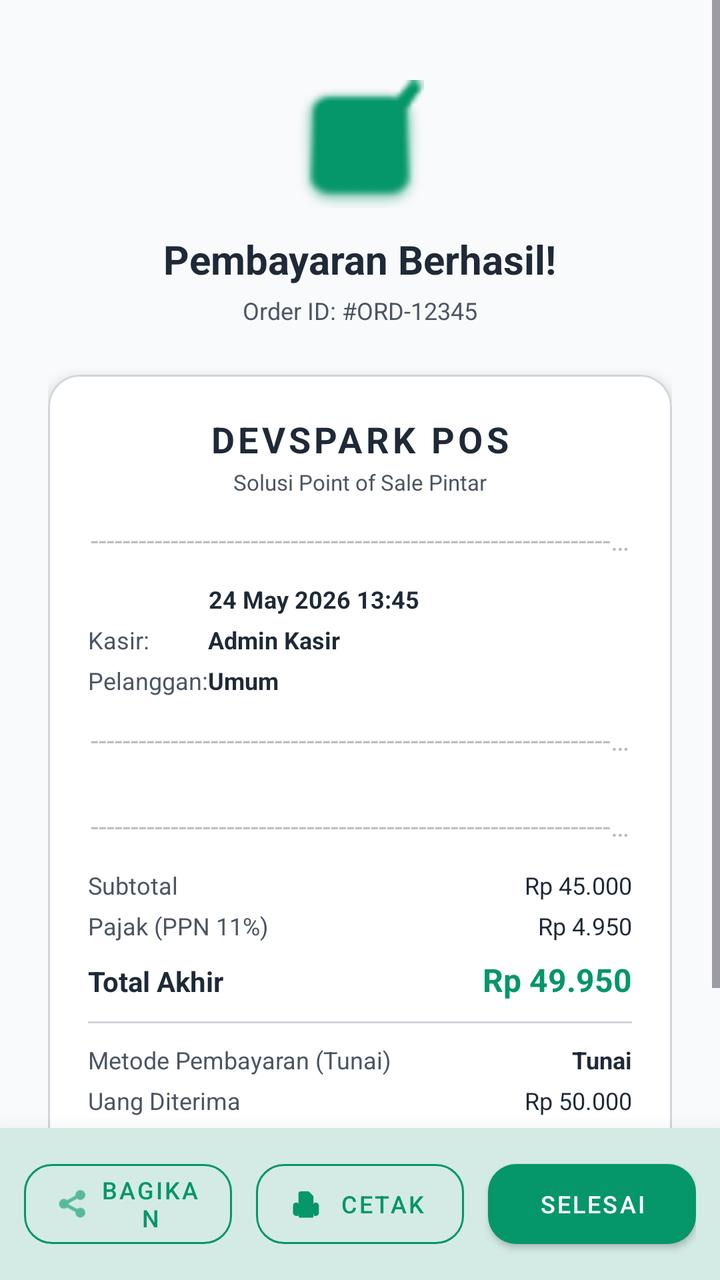
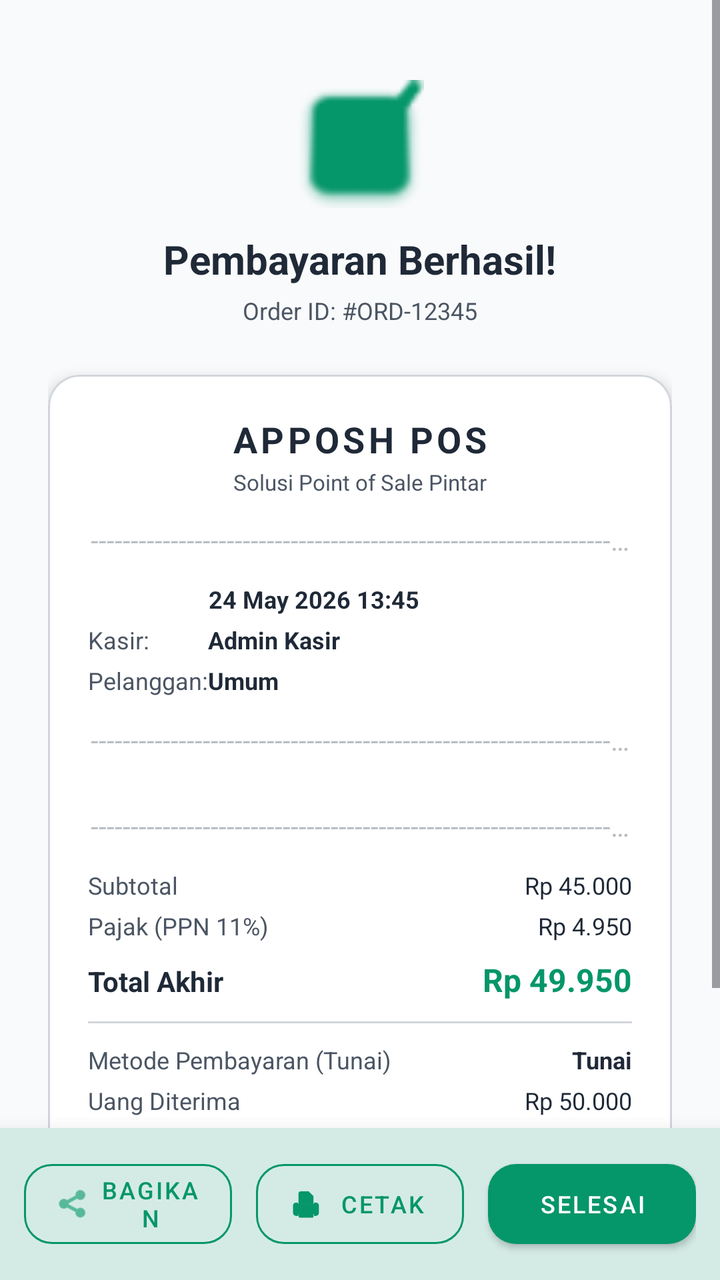

Two renders of the same Android screen: before a commit and after it. Below are the layout's source before the change and the commit's diff.
<!-- AndroidManifest.xml: application theme Theme.PenjualanDev -->
<!-- res/layout/activity_receipt.xml -->
<?xml version="1.0" encoding="utf-8"?>
<androidx.coordinatorlayout.widget.CoordinatorLayout
    xmlns:android="http://schemas.android.com/apk/res/android"
    xmlns:app="http://schemas.android.com/apk/res-auto"
    xmlns:tools="http://schemas.android.com/tools"
    android:layout_width="match_parent"
    android:layout_height="match_parent"
    android:background="?attr/colorSurface"
    tools:context=".ReceiptActivity">

    
    <ScrollView
        android:layout_width="match_parent"
        android:layout_height="match_parent"
        android:paddingBottom="100dp"
        android:clipToPadding="false">

        <LinearLayout
            android:layout_width="match_parent"
            android:layout_height="wrap_content"
            android:orientation="vertical"
            android:padding="24dp">

            
            <ImageView
                android:layout_width="64dp"
                android:layout_height="64dp"
                android:layout_gravity="center_horizontal"
                android:layout_marginTop="16dp"
                android:src="@android:drawable/checkbox_on_background"
                app:tint="?attr/colorPrimary" />

            <TextView
                android:layout_width="wrap_content"
                android:layout_height="wrap_content"
                android:layout_gravity="center_horizontal"
                android:layout_marginTop="12dp"
                android:text="Pembayaran Berhasil!"
                android:textColor="?attr/colorOnSurface"
                android:textSize="20sp"
                android:textStyle="bold" />

            <TextView
                android:id="@+id/tv_receipt_id"
                android:layout_width="wrap_content"
                android:layout_height="wrap_content"
                android:layout_gravity="center_horizontal"
                android:layout_marginTop="4dp"
                android:text="Order ID: #ORD-12345"
                android:textColor="?attr/colorOnSurfaceVariant"
                android:textSize="12sp" />

            
            <com.google.android.material.card.MaterialCardView
                android:layout_width="match_parent"
                android:layout_height="wrap_content"
                android:layout_marginTop="24dp"
                app:cardCornerRadius="16dp"
                app:cardElevation="4dp"
                app:strokeWidth="1dp"
                app:strokeColor="@color/colorOutlineStroke"
                app:cardBackgroundColor="?attr/colorSurfaceContainerLowest">

                <LinearLayout
                    android:layout_width="match_parent"
                    android:layout_height="wrap_content"
                    android:orientation="vertical"
                    android:padding="20dp">

                    
                    <TextView
                        android:layout_width="wrap_content"
                        android:layout_height="wrap_content"
                        android:layout_gravity="center_horizontal"
                        android:text="DEVSPARK POS"
                        android:textColor="?attr/colorOnSurface"
                        android:textSize="18sp"
                        android:textStyle="bold"
                        android:letterSpacing="0.1" />

                    <TextView
                        android:layout_width="wrap_content"
                        android:layout_height="wrap_content"
                        android:layout_gravity="center_horizontal"
                        android:layout_marginTop="2dp"
                        android:text="Solusi Point of Sale Pintar"
                        android:textColor="?attr/colorOnSurfaceVariant"
                        android:textSize="11sp" />

                    
                    <TextView
                        android:layout_width="match_parent"
                        android:layout_height="wrap_content"
                        android:text="------------------------------------------------------------------------------------------------------------------------------------------------------------------"
                        android:textColor="?attr/colorOnSurfaceVariant"
                        android:alpha="0.4"
                        android:singleLine="true"
                        android:layout_marginVertical="12dp"
                        android:gravity="center" />

                    
                    <GridLayout
                        android:layout_width="match_parent"
                        android:layout_height="wrap_content"
                        android:columnCount="2"
                        android:rowCount="4"
                        android:alignmentMode="alignBounds">

                        
                        <TextView
                            android:text="Waktu:"
                            android:textColor="?attr/colorOnSurfaceVariant"
                            android:textSize="12sp"
                            android:layout_columnWeight="1" />
                        <TextView
                            android:id="@+id/tv_receipt_time"
                            android:text="24 May 2026 13:45"
                            android:textColor="?attr/colorOnSurface"
                            android:textSize="12sp"
                            android:textStyle="bold"
                            android:gravity="end" />

                        
                        <TextView
                            android:text="Kasir:"
                            android:textColor="?attr/colorOnSurfaceVariant"
                            android:textSize="12sp"
                            android:layout_marginTop="4dp" />
                        <TextView
                            android:id="@+id/tv_receipt_cashier"
                            android:text="Admin Kasir"
                            android:textColor="?attr/colorOnSurface"
                            android:textSize="12sp"
                            android:textStyle="bold"
                            android:gravity="end"
                            android:layout_marginTop="4dp" />

                        
                        <TextView
                            android:text="Pelanggan:"
                            android:textColor="?attr/colorOnSurfaceVariant"
                            android:textSize="12sp"
                            android:layout_marginTop="4dp" />
                        <TextView
                            android:id="@+id/tv_receipt_customer"
                            android:text="Umum"
                            android:textColor="?attr/colorOnSurface"
                            android:textSize="12sp"
                            android:textStyle="bold"
                            android:gravity="end"
                            android:layout_marginTop="4dp" />


                    </GridLayout>

                    
                    <TextView
                        android:layout_width="match_parent"
                        android:layout_height="wrap_content"
                        android:text="------------------------------------------------------------------------------------------------------------------------------------------------------------------"
                        android:textColor="?attr/colorOnSurfaceVariant"
                        android:alpha="0.4"
                        android:singleLine="true"
                        android:layout_marginVertical="12dp"
                        android:gravity="center" />

                    
                    <LinearLayout
                        android:id="@+id/ll_receipt_items"
                        android:layout_width="match_parent"
                        android:layout_height="wrap_content"
                        android:orientation="vertical">
                        
                    </LinearLayout>

                    
                    <TextView
                        android:layout_width="match_parent"
                        android:layout_height="wrap_content"
                        android:text="------------------------------------------------------------------------------------------------------------------------------------------------------------------"
                        android:textColor="?attr/colorOnSurfaceVariant"
                        android:alpha="0.4"
                        android:singleLine="true"
                        android:layout_marginVertical="12dp"
                        android:gravity="center" />

                    
                    <LinearLayout
                        android:layout_width="match_parent"
                        android:layout_height="wrap_content"
                        android:orientation="vertical">

                        
                        <LinearLayout
                            android:layout_width="match_parent"
                            android:layout_height="wrap_content"
                            android:orientation="horizontal">
                            <TextView
                                android:layout_width="0dp"
                                android:layout_height="wrap_content"
                                android:layout_weight="1"
                                android:text="Subtotal"
                                android:textColor="?attr/colorOnSurfaceVariant"
                                android:textSize="12sp" />
                            <TextView
                                android:id="@+id/tv_receipt_subtotal"
                                android:layout_width="wrap_content"
                                android:layout_height="wrap_content"
                                android:text="Rp 45.000"
                                android:textColor="?attr/colorOnSurface"
                                android:textSize="12sp" />
                        </LinearLayout>

                        
                        <LinearLayout
                            android:layout_width="match_parent"
                            android:layout_height="wrap_content"
                            android:orientation="horizontal"
                            android:layout_marginTop="4dp">
                            <TextView
                                android:layout_width="0dp"
                                android:layout_height="wrap_content"
                                android:layout_weight="1"
                                android:text="Pajak (PPN 11%)"
                                android:textColor="?attr/colorOnSurfaceVariant"
                                android:textSize="12sp" />
                            <TextView
                                android:id="@+id/tv_receipt_tax"
                                android:layout_width="wrap_content"
                                android:layout_height="wrap_content"
                                android:text="Rp 4.950"
                                android:textColor="?attr/colorOnSurface"
                                android:textSize="12sp" />
                        </LinearLayout>

                        
                        <LinearLayout
                            android:layout_width="match_parent"
                            android:layout_height="wrap_content"
                            android:orientation="horizontal"
                            android:layout_marginTop="8dp">
                            <TextView
                                android:layout_width="0dp"
                                android:layout_height="wrap_content"
                                android:layout_weight="1"
                                android:text="Total Akhir"
                                android:textColor="?attr/colorOnSurface"
                                android:textSize="14sp"
                                android:textStyle="bold" />
                            <TextView
                                android:id="@+id/tv_receipt_total"
                                android:layout_width="wrap_content"
                                android:layout_height="wrap_content"
                                android:text="Rp 49.950"
                                android:textColor="?attr/colorPrimary"
                                android:textSize="16sp"
                                android:textStyle="bold" />
                        </LinearLayout>

                        
                        <View
                            android:layout_width="match_parent"
                            android:layout_height="1dp"
                            android:background="@color/colorOutlineStroke"
                            android:layout_marginVertical="10dp" />

                        
                        <LinearLayout
                            android:layout_width="match_parent"
                            android:layout_height="wrap_content"
                            android:orientation="horizontal">
                            <TextView
                                android:id="@+id/tv_receipt_method_label"
                                android:layout_width="0dp"
                                android:layout_height="wrap_content"
                                android:layout_weight="1"
                                android:text="Metode Pembayaran (Tunai)"
                                android:textColor="?attr/colorOnSurfaceVariant"
                                android:textSize="12sp" />
                            <TextView
                                android:id="@+id/tv_receipt_pay_method"
                                android:layout_width="wrap_content"
                                android:layout_height="wrap_content"
                                android:text="Tunai"
                                android:textColor="?attr/colorOnSurface"
                                android:textSize="12sp"
                                android:textStyle="bold" />
                        </LinearLayout>

                        
                        <LinearLayout
                            android:layout_width="match_parent"
                            android:layout_height="wrap_content"
                            android:orientation="horizontal"
                            android:layout_marginTop="4dp">
                            <TextView
                                android:layout_width="0dp"
                                android:layout_height="wrap_content"
                                android:layout_weight="1"
                                android:text="Uang Diterima"
                                android:textColor="?attr/colorOnSurfaceVariant"
                                android:textSize="12sp" />
                            <TextView
                                android:id="@+id/tv_receipt_amount_paid"
                                android:layout_width="wrap_content"
                                android:layout_height="wrap_content"
                                android:text="Rp 50.000"
                                android:textColor="?attr/colorOnSurface"
                                android:textSize="12sp" />
                        </LinearLayout>

                        
                        <LinearLayout
                            android:layout_width="match_parent"
                            android:layout_height="wrap_content"
                            android:orientation="horizontal"
                            android:layout_marginTop="4dp">
                            <TextView
                                android:layout_width="0dp"
                                android:layout_height="wrap_content"
                                android:layout_weight="1"
                                android:text="Kembalian"
                                android:textColor="?attr/colorOnSurfaceVariant"
                                android:textSize="12sp" />
                            <TextView
                                android:id="@+id/tv_receipt_change"
                                android:layout_width="wrap_content"
                                android:layout_height="wrap_content"
                                android:text="Rp 50"
                                android:textColor="?attr/colorOnSurface"
                                android:textSize="12sp"
                                android:textStyle="bold" />
                        </LinearLayout>
                    </LinearLayout>

                    
                    <TextView
                        android:layout_width="match_parent"
                        android:layout_height="wrap_content"
                        android:text="------------------------------------------------------------------------------------------------------------------------------------------------------------------"
                        android:textColor="?attr/colorOnSurfaceVariant"
                        android:alpha="0.4"
                        android:singleLine="true"
                        android:layout_marginVertical="12dp"
                        android:gravity="center" />

                    
                    <TextView
                        android:layout_width="wrap_content"
                        android:layout_height="wrap_content"
                        android:layout_gravity="center_horizontal"
                        android:text="Terima Kasih Atas Kunjungan Anda"
                        android:textColor="?attr/colorOnSurfaceVariant"
                        android:textSize="12sp"
                        android:textStyle="italic" />

                    <TextView
                        android:layout_width="wrap_content"
                        android:layout_height="wrap_content"
                        android:layout_gravity="center_horizontal"
                        android:layout_marginTop="4dp"
                        android:text="Powered by DevSpark POS"
                        android:textColor="?attr/colorPrimary"
                        android:textSize="10sp"
                        android:textStyle="bold" />

                </LinearLayout>
            </com.google.android.material.card.MaterialCardView>

        </LinearLayout>
    </ScrollView>

    
    <com.google.android.material.card.MaterialCardView
        android:layout_width="match_parent"
        android:layout_height="wrap_content"
        android:layout_gravity="bottom"
        app:cardCornerRadius="0dp"
        app:cardElevation="16dp"
        app:strokeWidth="0dp"
        app:cardBackgroundColor="?attr/colorSurface">

        <LinearLayout
            android:layout_width="match_parent"
            android:layout_height="wrap_content"
            android:orientation="horizontal"
            android:padding="12dp"
            android:gravity="center">

            <com.google.android.material.button.MaterialButton
                android:id="@+id/btn_share_receipt"
                style="@style/Widget.MaterialComponents.Button.OutlinedButton"
                android:layout_width="0dp"
                android:layout_height="52dp"
                android:layout_weight="1"
                android:layout_marginEnd="6dp"
                android:text="Bagikan"
                android:textSize="12sp"
                app:icon="@android:drawable/ic_menu_share"
                app:cornerRadius="14dp"
                app:strokeColor="?attr/colorPrimary"
                android:textColor="?attr/colorPrimary" />

            <com.google.android.material.button.MaterialButton
                android:id="@+id/btn_print_receipt"
                style="@style/Widget.MaterialComponents.Button.OutlinedButton"
                android:layout_width="0dp"
                android:layout_height="52dp"
                android:layout_weight="1"
                android:layout_marginHorizontal="6dp"
                android:text="Cetak"
                android:textSize="12sp"
                app:icon="@drawable/printer"
                app:iconTint="?attr/colorPrimary"
                app:cornerRadius="14dp"
                app:strokeColor="?attr/colorPrimary"
                android:textColor="?attr/colorPrimary" />

            <com.google.android.material.button.MaterialButton
                android:id="@+id/btn_receipt_done"
                style="@style/Widget.MaterialComponents.Button"
                android:layout_width="0dp"
                android:layout_height="52dp"
                android:layout_weight="1"
                android:layout_marginStart="6dp"
                android:text="Selesai"
                android:textSize="12sp"
                app:cornerRadius="14dp"
                app:backgroundTint="?attr/colorPrimary"
                android:textColor="?attr/colorOnPrimary" />

        </LinearLayout>
    </com.google.android.material.card.MaterialCardView>

</androidx.coordinatorlayout.widget.CoordinatorLayout>
<!-- resources referenced by this layout -->
<resources>
  <color name="colorOutlineStroke">#D1D5DB</color>
  <!-- drawable printer: png bitmap (drawable, 1992 bytes) -->
  <style name="Theme.PenjualanDev" parent="Base.Theme.PenjualanDev" />
  <style name="Base.Theme.PenjualanDev" parent="Theme.Material3.DayNight.NoActionBar">
          
          <item name="colorPrimary">@color/colorPrimary</item>
          <item name="colorOnPrimary">@color/colorOnPrimary</item>
          
          <item name="colorSecondary">@color/colorSecondary</item>
          <item name="colorOnSecondary">@color/colorOnSecondary</item>
          
          <item name="android:statusBarColor">@color/colorPrimary</item>
          
          <item name="colorSurface">@color/colorScreenBackground</item>
          <item name="colorOnSurface">@color/colorPrimaryText</item>
          <item name="colorSurfaceContainer">@color/colorCardBackground</item>
          <item name="colorSurfaceContainerLow">@color/colorSurfaceContainerLow</item>
          <item name="colorSurfaceContainerLowest">@color/colorSurfaceContainerLowest</item>
          <item name="colorSurfaceContainerHigh">@color/colorAuthCardBackground</item>
          <item name="colorOnSurfaceVariant">@color/colorSecondaryText</item>
          <item name="colorError">@color/red</item>
          
          <item name="materialButtonStyle">@style/Widget.App.Button</item>
      </style>
  <color name="colorPrimary">#059669</color>
  <color name="colorOnPrimary">#FFFFFF</color>
  <color name="colorSecondary">#D1FAE5</color>
  <color name="colorOnSecondary">#064E3B</color>
  <color name="colorScreenBackground">#F9FAFB</color>
  <color name="colorPrimaryText">#1F2937</color>
  <color name="colorCardBackground">#FFFFFF</color>
  <color name="colorSurfaceContainerLow">#F3F4F6</color>
  <color name="colorSurfaceContainerLowest">#FFFFFF</color>
  <color name="colorAuthCardBackground">#FFFFFF</color>
  <color name="colorSecondaryText">#4B5563</color>
  <color name="red">#EF4444</color>
  <style name="Widget.App.Button" parent="Widget.Material3.Button">
          <item name="cornerRadius">12dp</item>
          <item name="android:minHeight">48dp</item>
          <item name="backgroundTint">@color/colorPrimary</item>
          <item name="android:textColor">@color/white</item>
          <item name="android:insetTop">0dp</item>
          <item name="android:insetBottom">0dp</item>
      </style>
  <color name="white">#FFFFFFFF</color>
</resources>

<!-- the commit's change to res/layout/activity_receipt.xml (unified diff, before → after) -->
@@ -72,7 +72,7 @@
                         android:layout_width="wrap_content"
                         android:layout_height="wrap_content"
                         android:layout_gravity="center_horizontal"
-                        android:text="DEVSPARK POS"
+                        android:text="APPOSH POS"
                         android:textColor="?attr/colorOnSurface"
                         android:textSize="18sp"
                         android:textStyle="bold"
@@ -359,7 +359,7 @@
                         android:layout_height="wrap_content"
                         android:layout_gravity="center_horizontal"
                         android:layout_marginTop="4dp"
-                        android:text="Powered by DevSpark POS"
+                        android:text="Powered by Apposh POS"
                         android:textColor="?attr/colorPrimary"
                         android:textSize="10sp"
                         android:textStyle="bold" />
